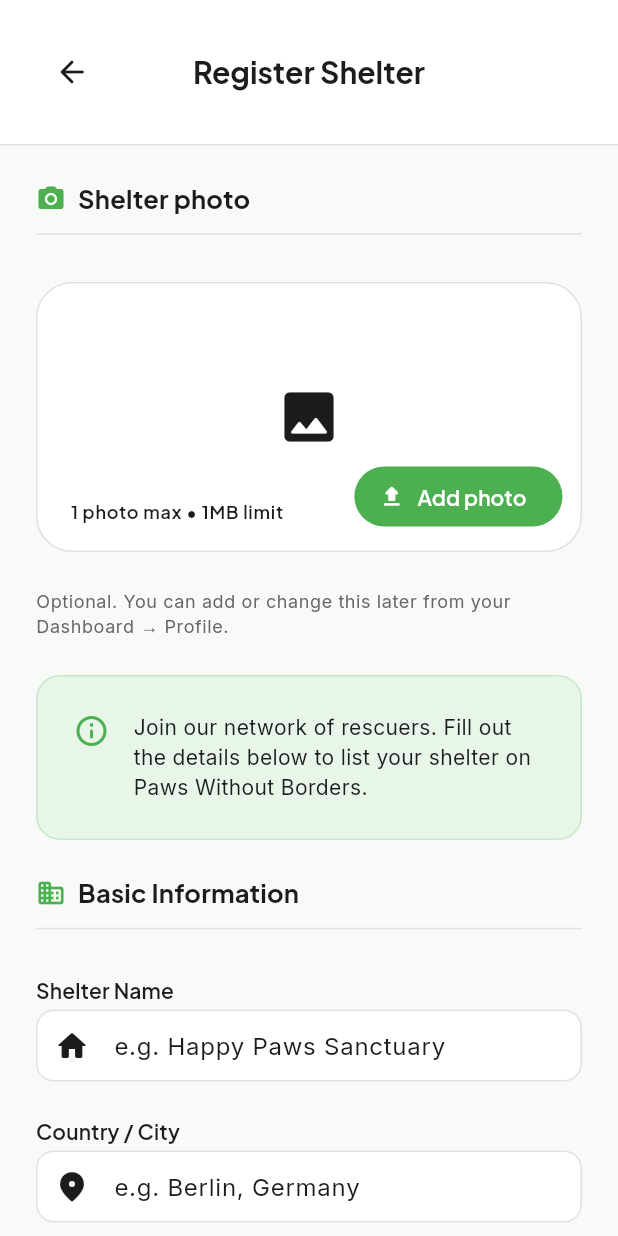
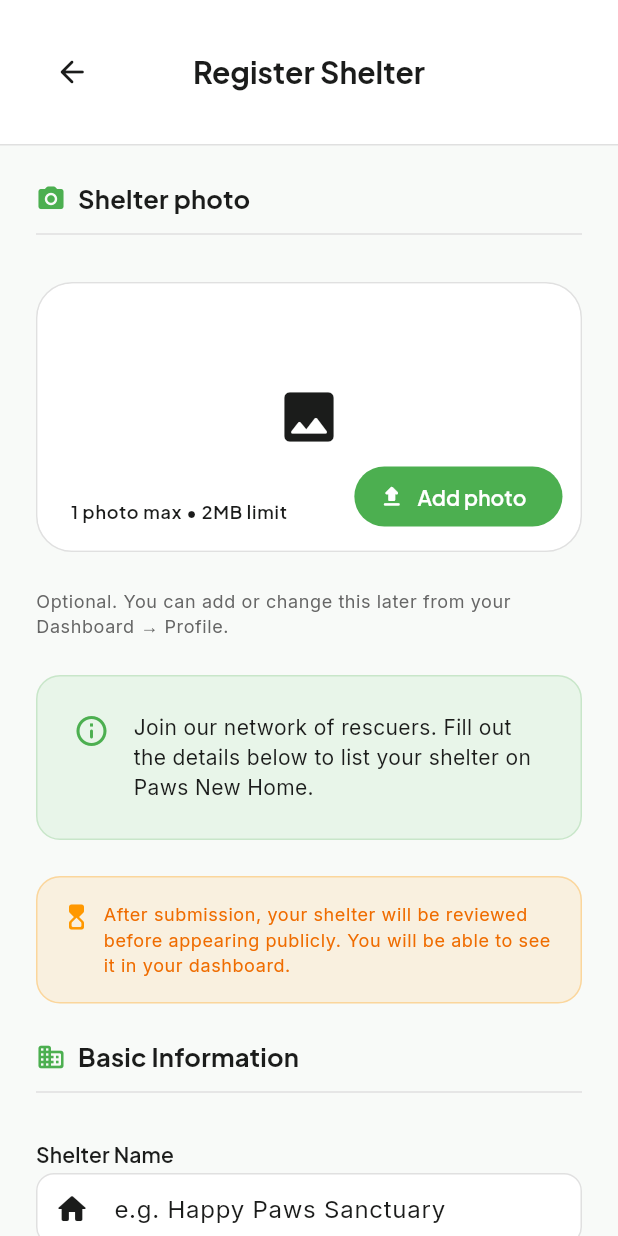
Before and after one commit to AnnaDAutriche/paws-without-borders, a Flutter app: the ShelterRegistrationScreen screen opened by its route, on a phone screen of 412 x 824 dp. Run offline on Flutter 3.47's test engine with Material 3 defaults, Android fonts, the phone set to English and light mode, and no system bars; our stand-ins replace cloud_firestore, firebase_auth, firebase_core, firebase_storage, go_router, google_fonts and 2 more; accounts and stored records are empty.

Commit message:
Increase image size limit to 2MB and update messages
Updated shelter registration to allow images up to 2MB and modified status messages.

```diff
--- a/lib/screens/shelter_registration_screen.dart
+++ b/lib/screens/shelter_registration_screen.dart
@@ -59,10 +59,9 @@ class _ShelterRegistrationScreenState extends State<ShelterRegistrationScreen> {
       final now = DateTime.now();
       final shelterId = DateTime.now().millisecondsSinceEpoch.toString();
 
-      // Create shelter first so Storage rules can validate ownership (if configured that way).
-      // Then upload/update image_url.
       var shelter = Shelter(
         id: shelterId,
+        status: 'pending',
         name: _nameController.text.trim(),
         location: _locationController.text.trim(),
         description: _descriptionController.text.trim(),
@@ -84,8 +83,8 @@ class _ShelterRegistrationScreenState extends State<ShelterRegistrationScreen> {
 
       if (_pickedImage != null) {
         final bytes = await _pickedImage!.readAsBytes();
-        if (bytes.lengthInBytes > 1024 * 1024) {
-          throw const ShelterImagePickFailure('Image too large (max 1MB).');
+        if (bytes.lengthInBytes > 1024 * 1024 * 2) {
+          throw const ShelterImagePickFailure('Image too large (max 2MB).');
         }
         final imageUrl = await _shelterService.uploadShelterImage(shelterId: shelterId, file: _pickedImage!);
         shelter = shelter.copyWith(imageUrl: imageUrl, galleryImages: [imageUrl], updatedAt: DateTime.now());
@@ -94,7 +93,9 @@ class _ShelterRegistrationScreenState extends State<ShelterRegistrationScreen> {
 
       if (!mounted) return;
       context.pop();
-      ScaffoldMessenger.of(context).showSnackBar(const SnackBar(content: Text('Shelter registered successfully!')));
+      ScaffoldMessenger.of(context).showSnackBar(
+        const SnackBar(content: Text('Registration submitted! Your shelter is pending approval and will appear publicly once reviewed.')),
+      );
     } catch (e) {
       if (!mounted) return;
       final msg = switch (e) {
@@ -113,11 +114,10 @@ class _ShelterRegistrationScreenState extends State<ShelterRegistrationScreen> {
     if (!mounted) return;
     if (picked == null) return;
 
-    // Pre-validate file size (1MB) before any upload.
     final len = await picked.length();
     if (!mounted) return;
-    if (len > 1024 * 1024) {
-      ScaffoldMessenger.of(context).showSnackBar(const SnackBar(content: Text('Image too large (max 1MB).')));
+    if (len > 1024 * 1024 * 2) {
+      ScaffoldMessenger.of(context).showSnackBar(const SnackBar(content: Text('Image too large (max 2MB).')));
       return;
     }
 
@@ -188,10 +188,31 @@ class _ShelterRegistrationScreenState extends State<ShelterRegistrationScreen> {
                             Icon(Icons.info_outline_rounded, color: Theme.of(context).colorScheme.primary, size: 24),
                             Expanded(
                               child: Text(
-                                'Join our network of rescuers. Fill out the details below to list your shelter on Paws Without Borders.',
+                                'Join our network of rescuers. Fill out the details below to list your shelter on Paws New Home.',
                                 style: Theme.of(context).textTheme.bodyMedium?.copyWith(
                                   color: AppColors.lightPrimaryText,
                                 ),
+                              ),
+                            ),
+                          ],
+                        ),
+                      ),
+                      Container(
+                        padding: AppSpacing.paddingMd,
+                        decoration: BoxDecoration(
+                          color: Colors.orange.withValues(alpha: 0.10),
+                          borderRadius: BorderRadius.circular(AppRadius.lg),
+                          border: Border.all(color: Colors.orange.withValues(alpha: 0.30)),
+                        ),
+                        child: Row(
+                          spacing: AppSpacing.sm,
+                          crossAxisAlignment: CrossAxisAlignment.start,
+                          children: [
+                            const Icon(Icons.hourglass_top_rounded, color: Colors.orange, size: 20),
+                            Expanded(
+                              child: Text(
+                                'After submission, your shelter will be reviewed before appearing publicly. You will be able to see it in your dashboard.',
+                                style: Theme.of(context).textTheme.bodySmall?.copyWith(color: Colors.orange[800]),
                               ),
                             ),
                           ],
@@ -402,7 +423,7 @@ class _ShelterImagePickerCard extends StatelessWidget {
                   borderRadius: BorderRadius.circular(999),
                 ),
                 child: Text(
-                  '1 photo max • 1MB limit',
+                  '1 photo max • 2MB limit',
                   style: Theme.of(context).textTheme.labelMedium?.copyWith(color: AppColors.lightPrimaryText, fontWeight: FontWeight.w600),
                 ),
               ),
```
